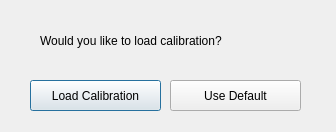
This is welcome.ui in HopleViorn/MagSoft as Qt 5 draws it before an edit. The edited form follows.
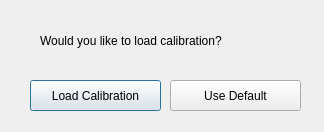
This is the edited form.

```diff
--- a/welcome.ui
+++ b/welcome.ui
@@ -6,7 +6,7 @@
    <rect>
     <x>0</x>
     <y>0</y>
-    <width>336</width>
+    <width>324</width>
     <height>132</height>
    </rect>
   </property>
```
